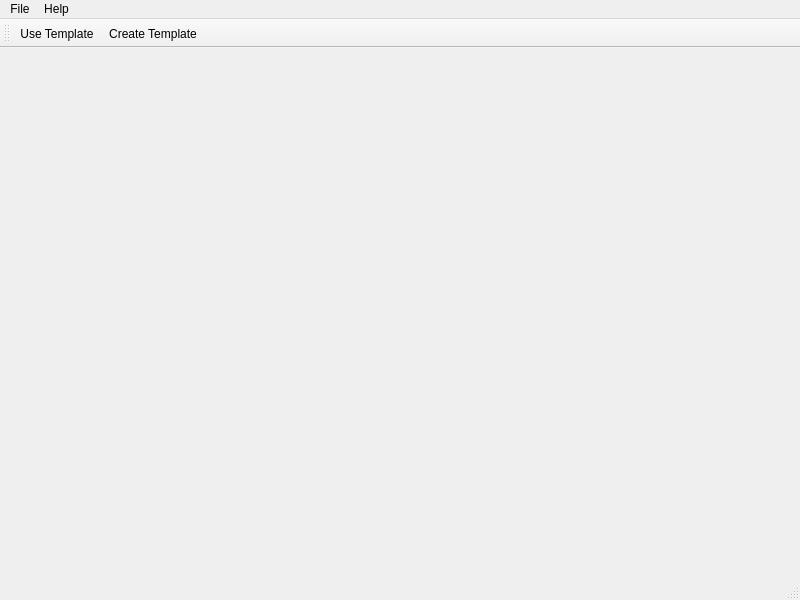
Above: mainwindow.ui from BlueQuartzSoftware/MetaForge before the change. Below: the same form after it.
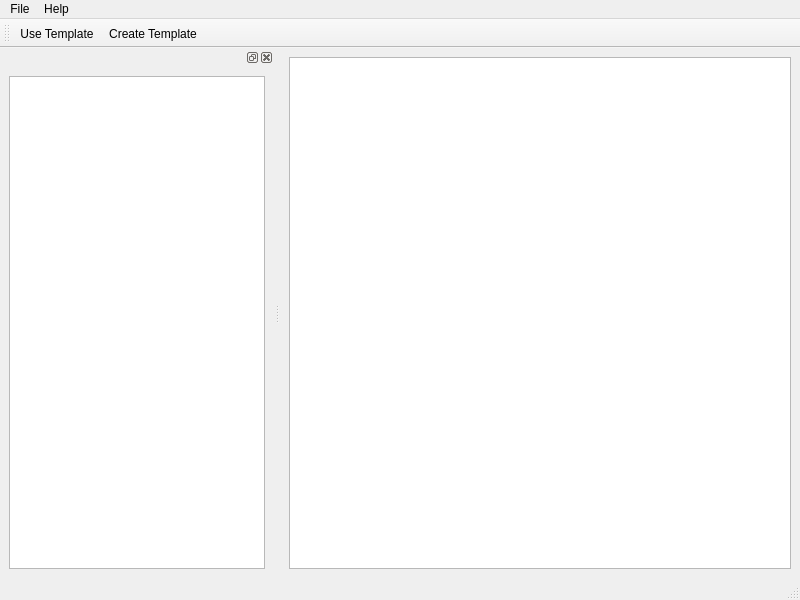
That is the form after the change.

Commit message: Implemented the TableView with Editable delegates and empty tree view.

Patch:
```diff
--- a/mainwindow.ui
+++ b/mainwindow.ui
@@ -13,7 +13,20 @@
   <property name="windowTitle">
    <string>MainWindow</string>
   </property>
-  <widget class="QWidget" name="centralwidget"/>
+  <widget class="QWidget" name="centralwidget">
+   <layout class="QGridLayout" name="gridLayout">
+    <item row="0" column="0">
+     <widget class="QTableView" name="metadataTableView">
+      <property name="alternatingRowColors">
+       <bool>true</bool>
+      </property>
+      <attribute name="horizontalHeaderStretchLastSection">
+       <bool>true</bool>
+      </attribute>
+     </widget>
+    </item>
+   </layout>
+  </widget>
   <widget class="QMenuBar" name="menubar">
    <property name="geometry">
     <rect>
@@ -57,7 +70,19 @@
    <addaction name="actionUse_Template"/>
    <addaction name="actionCreate_Template"/>
   </widget>
-  <action name="actionHelp">
+  <widget class="QDockWidget" name="dockWidget">
+   <attribute name="dockWidgetArea">
+    <number>1</number>
+   </attribute>
+   <widget class="QWidget" name="dockWidgetContents">
+    <layout class="QGridLayout" name="gridLayout_2">
+     <item row="0" column="0">
+      <widget class="QTreeView" name="treeView"/>
+     </item>
+    </layout>
+   </widget>
+  </widget>
+  <action name="actionOpenPackage">
    <property name="text">
     <string>Open Package</string>
    </property>
```
Left out of the diff: 8 changed lines with no effect on the pictures. The commit also changes 4 other files.
